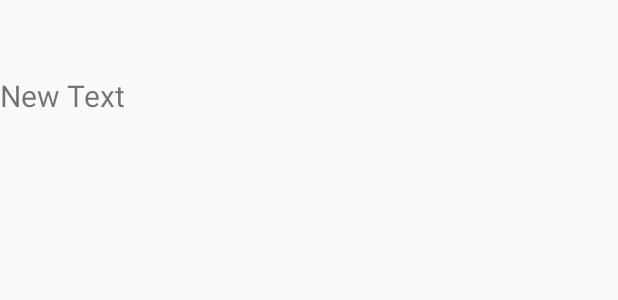
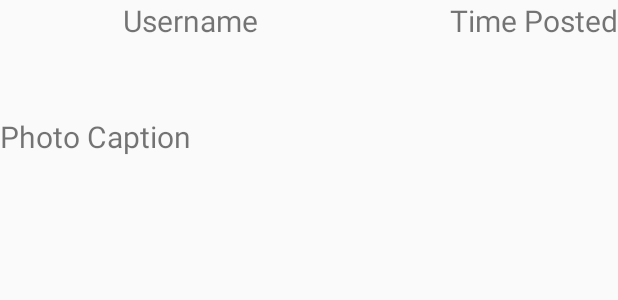
Before and after one commit to catherinejelder/InstagramClient, an Android app: the layout item_photo.xml on its own in the app's theme, with its tools: preview values and no code run, on a phone screen of 412 x 824 dp. Shown: the top 300 px of the screen. Run offline under Robolectric (Android 15) with nearby library versions, the phone set to English and light mode, and no system bars.

Commit message:
user info bar working

```diff
--- a/app/src/main/java/com/example/celder/instagramclient/InstagramPhoto.java
+++ b/app/src/main/java/com/example/celder/instagramclient/InstagramPhoto.java
@@ -9,4 +9,7 @@ public class InstagramPhoto {
     public String imageUrl;
     public int imageHeight;
     public int likesCount;
+
+    public long timestamp;
+    public String userImageUrl;
 }
--- a/app/src/main/res/layout/item_photo.xml
+++ b/app/src/main/res/layout/item_photo.xml
@@ -6,16 +6,17 @@
         android:layout_width="match_parent"
         android:layout_height="wrap_content"
         android:id="@+id/ivPhoto"
-        android:layout_alignParentTop="true"
-        android:layout_centerHorizontal="true"
         android:adjustViewBounds="true"
         android:scaleType="fitXY"
-        android:minHeight="50dp" />
+        android:minHeight="50dp"
+        android:layout_below="@+id/userName"
+        android:layout_alignParentLeft="true"
+        android:layout_alignParentStart="true" />
 
     <TextView
         android:layout_width="wrap_content"
         android:layout_height="wrap_content"
-        android:text="New Text"
+        android:text="Photo Caption"
         android:id="@+id/tvCaption"
         android:layout_below="@+id/ivPhoto"
         android:layout_alignParentLeft="true"
@@ -24,4 +25,36 @@
         android:maxLines="3"
         android:ellipsize="end" />
 
+    <ImageView
+        android:layout_width="wrap_content"
+        android:layout_height="wrap_content"
+        android:id="@+id/userView"
+        android:layout_alignParentTop="true"
+        android:layout_alignParentLeft="true"
+        android:layout_alignParentStart="true"
+        android:minHeight="10dp"
+        android:minWidth="10dp" />
+
+    <TextView
+        android:layout_width="wrap_content"
+        android:layout_height="wrap_content"
+        android:text="Username"
+        android:id="@+id/userName"
+        android:textSize="20sp"
+        android:layout_alignParentTop="true"
+        android:layout_toRightOf="@+id/userView"
+        android:layout_toEndOf="@+id/userView"
+        android:layout_marginLeft="72dp"
+        android:layout_marginStart="72dp" />
+
+    <TextView
+        android:layout_width="wrap_content"
+        android:layout_height="wrap_content"
+        android:text="Time Posted"
+        android:id="@+id/timeCaption"
+        android:layout_alignParentTop="true"
+        android:layout_alignParentRight="true"
+        android:layout_alignParentEnd="true"
+        android:textSize="20sp" />
+
 </RelativeLayout>
```
Also changed, not shown: app/src/main/java/com/example/celder/instagramclient/InstagramPhotosAdapter.java (+24 -4 lines), app/src/main/java/com/example/celder/instagramclient/PhotosActivity.java (+7 -1 lines).
